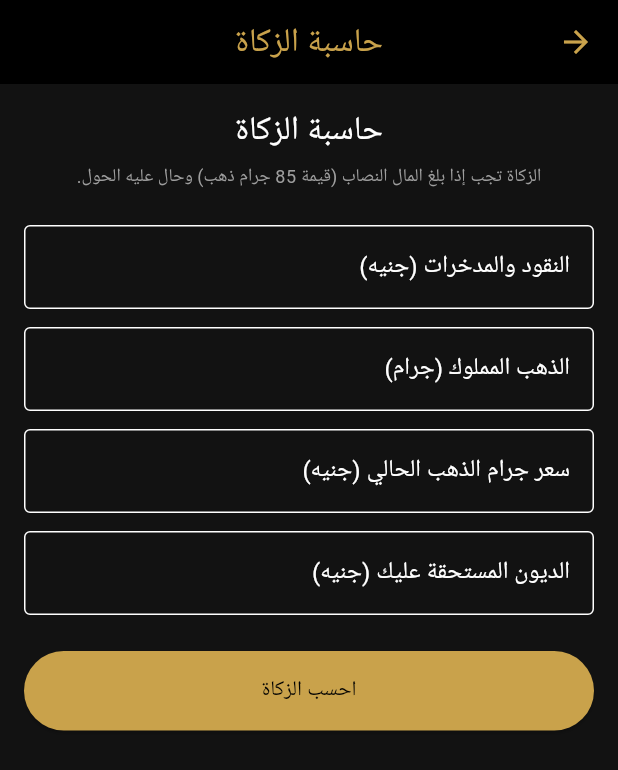
After one commit to oneshoot5010/rafiq_app, a Flutter app: the MoreScreen screen opened directly, after a tap on "حاسبة الزكاة", on a phone screen of 412 x 824 dp. The commit adds this screen. Shown: the top 770 px of the screen. Run offline on Flutter 3.47's test engine with Material 3 defaults, Android fonts, the phone set to English and light mode, and no system bars; our stand-ins replace geolocator, shared_preferences; accounts and stored records are empty; Roboto replaces fonts that are missing (Tahoma).

Commit message:
add offline phase: zakat, fasting, jamaah, khushoo, stories, memorization, more screen, dark gold theme

```diff
--- /dev/null
+++ b/lib/screens/more_screen.dart
@@ -0,0 +1,68 @@
+import 'package:flutter/material.dart';
+import 'hijri_screen.dart';
+import 'zakat_screen.dart';
+import 'fasting_screen.dart';
+import 'jamaah_screen.dart';
+import 'khushoo_screen.dart';
+import 'stories_screen.dart';
+import 'memorization_screen.dart';
+
+class MoreItem {
+  final String title;
+  final IconData icon;
+  final Widget screen;
+  const MoreItem(this.title, this.icon, this.screen);
+}
+
+class MoreScreen extends StatelessWidget {
+  const MoreScreen({super.key});
+
+  static const List<MoreItem> _items = [
+    MoreItem('التقويم الهجري', Icons.calendar_month, HijriScreen()),
+    MoreItem('حاسبة الزكاة', Icons.calculate, ZakatScreen()),
+    MoreItem('تتبع الصيام', Icons.nights_stay, FastingScreen()),
+    MoreItem('صلاة الجماعة', Icons.groups, JamaahScreen()),
+    MoreItem('وضع الخشوع', Icons.self_improvement, KhushooScreen()),
+    MoreItem('قصص الأنبياء', Icons.auto_stories, StoriesScreen()),
+    MoreItem('تتبع الحفظ', Icons.menu_book, MemorizationScreen()),
+  ];
+
+  @override
+  Widget build(BuildContext context) {
+    final theme = Theme.of(context);
+    return GridView.builder(
+      padding: const EdgeInsets.all(16),
+      gridDelegate: const SliverGridDelegateWithFixedCrossAxisCount(
+        crossAxisCount: 2,
+        mainAxisSpacing: 12,
+        crossAxisSpacing: 12,
+        childAspectRatio: 1.1,
+      ),
+      itemCount: _items.length,
+      itemBuilder: (context, i) {
+        final item = _items[i];
+        return Card(
+          child: InkWell(
+            borderRadius: BorderRadius.circular(14),
+            onTap: () {
+              Navigator.push(context, MaterialPageRoute(
+                builder: (_) => Scaffold(
+                  appBar: AppBar(title: Text(item.title)),
+                  body: item.screen,
+                ),
+              ));
+            },
+            child: Column(
+              mainAxisAlignment: MainAxisAlignment.center,
+              children: [
+                Icon(item.icon, size: 40, color: theme.colorScheme.primary),
+                const SizedBox(height: 10),
+                Text(item.title, textAlign: TextAlign.center, style: theme.textTheme.titleSmall),
+              ],
+            ),
+          ),
+        );
+      },
+    );
+  }
+}
--- /dev/null
+++ b/lib/screens/zakat_screen.dart
@@ -0,0 +1,106 @@
+import 'package:flutter/material.dart';
+
+class ZakatScreen extends StatefulWidget {
+  const ZakatScreen({super.key});
+  @override
+  State<ZakatScreen> createState() => _ZakatScreenState();
+}
+
+class _ZakatScreenState extends State<ZakatScreen> {
+  final _cashController = TextEditingController();
+  final _goldController = TextEditingController();
+  final _goldPriceController = TextEditingController();
+  final _debtController = TextEditingController();
+  double? _result;
+
+  void _calculate() {
+    final cash = double.tryParse(_cashController.text) ?? 0;
+    final goldGrams = double.tryParse(_goldController.text) ?? 0;
+    final goldPrice = double.tryParse(_goldPriceController.text) ?? 0;
+    final debt = double.tryParse(_debtController.text) ?? 0;
+
+    final goldValue = goldGrams * goldPrice;
+    final totalWealth = cash + goldValue - debt;
+    final nisab = 85 * goldPrice;
+
+    setState(() {
+      if (totalWealth >= nisab && totalWealth > 0) {
+        _result = totalWealth * 0.025;
+      } else {
+        _result = 0;
+      }
+    });
+  }
+
+  @override
+  Widget build(BuildContext context) {
+    final theme = Theme.of(context);
+    return ListView(
+      padding: const EdgeInsets.all(16),
+      children: [
+        Text('حاسبة الزكاة', style: theme.textTheme.titleLarge, textAlign: TextAlign.center),
+        const SizedBox(height: 8),
+        Text(
+          'الزكاة تجب إذا بلغ المال النصاب (قيمة 85 جرام ذهب) وحال عليه الحول.',
+          style: theme.textTheme.bodySmall?.copyWith(color: Colors.grey),
+          textAlign: TextAlign.center,
+        ),
+        const SizedBox(height: 24),
+        TextField(
+          controller: _cashController,
+          keyboardType: TextInputType.number,
+          decoration: const InputDecoration(labelText: 'النقود والمدخرات (جنيه)', border: OutlineInputBorder()),
+        ),
+        const SizedBox(height: 12),
+        TextField(
+          controller: _goldController,
+          keyboardType: TextInputType.number,
+          decoration: const InputDecoration(labelText: 'الذهب المملوك (جرام)', border: OutlineInputBorder()),
+        ),
+        const SizedBox(height: 12),
+        TextField(
+          controller: _goldPriceController,
+          keyboardType: TextInputType.number,
+          decoration: const InputDecoration(labelText: 'سعر جرام الذهب الحالي (جنيه)', border: OutlineInputBorder()),
+        ),
+        const SizedBox(height: 12),
+        TextField(
+          controller: _debtController,
+          keyboardType: TextInputType.number,
+          decoration: const InputDecoration(labelText: 'الديون المستحقة عليك (جنيه)', border: OutlineInputBorder()),
+        ),
+        const SizedBox(height: 24),
+        ElevatedButton(
+          onPressed: _calculate,
+          style: ElevatedButton.styleFrom(padding: const EdgeInsets.symmetric(vertical: 16)),
+          child: const Text('احسب الزكاة'),
+        ),
+        if (_result != null) ...[
+          const SizedBox(height: 24),
+          Card(
+            child: Padding(
+              padding: const EdgeInsets.all(20),
+              child: Column(
+                children: [
+                  Text(
+                    _result! > 0 ? 'مقدار الزكاة الواجبة' : 'لا تجب عليك زكاة',
+                    style: theme.textTheme.titleMedium,
+                  ),
+                  const SizedBox(height: 8),
+                  if (_result! > 0)
+                    Text(
+                      '${_result!.toStringAsFixed(2)} جنيه',
+                      style: theme.textTheme.headlineMedium?.copyWith(
+                        color: theme.colorScheme.primary,
+                        fontWeight: FontWeight.bold,
+                      ),
+                    ),
+                ],
+              ),
+            ),
+          ),
+        ],
+      ],
+    );
+  }
+}
```
Also changed, not shown: lib/main.dart (+32 -20 lines), lib/screens/fasting_screen.dart (added, +97 -0 lines), lib/screens/jamaah_screen.dart (added, +65 -0 lines), lib/screens/khushoo_screen.dart (added, +52 -0 lines), lib/screens/memorization_screen.dart (added, +87 -0 lines), lib/screens/stories_screen.dart (added, +53 -0 lines).
